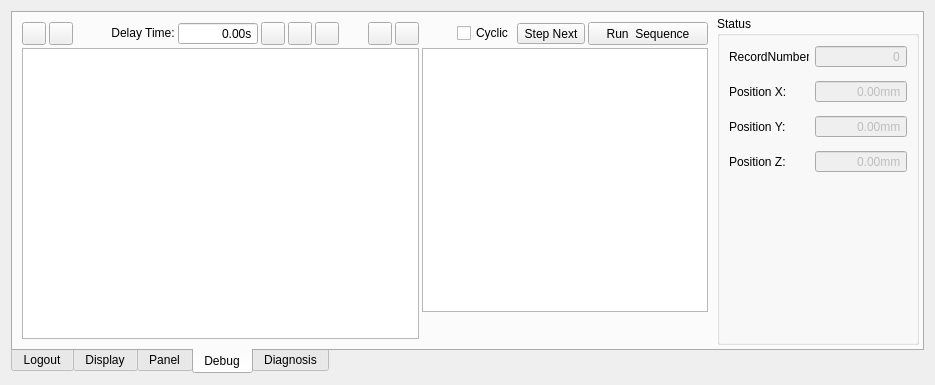
First picture: the form in source/plugin/t4/t4oppanel.ui, repository ww4u/mct-t4, before the edit.
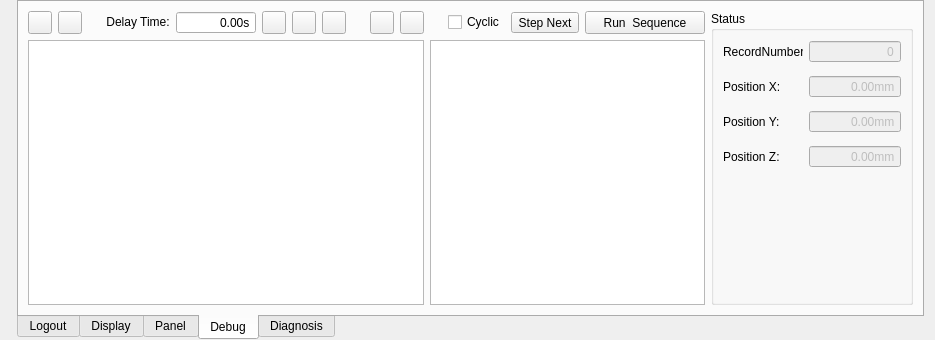
Second picture: the form after the edit. The open tabs and pages were chosen to show the change. Icons and pictures are not drawn. Custom widgets are drawn as their Qt base class.

Commit message: min window

Diff of the .ui file:
```diff
--- a/source/plugin/t4/t4oppanel.ui
+++ b/source/plugin/t4/t4oppanel.ui
@@ -7,14 +7,26 @@
     <x>0</x>
     <y>0</y>
     <width>935</width>
-    <height>385</height>
+    <height>340</height>
    </rect>
   </property>
+  <property name="minimumSize">
+   <size>
+    <width>0</width>
+    <height>340</height>
+   </size>
+  </property>
   <property name="windowTitle">
    <string>Form</string>
   </property>
-  <layout class="QHBoxLayout" name="horizontalLayout_5">
-   <item>
+  <layout class="QGridLayout" name="gridLayout_5">
+   <property name="topMargin">
+    <number>0</number>
+   </property>
+   <property name="bottomMargin">
+    <number>0</number>
+   </property>
+   <item row="0" column="0">
     <widget class="QScrollArea" name="scrollArea_2">
      <property name="frameShape">
       <enum>QFrame::NoFrame</enum>
@@ -33,14 +45,11 @@
        <rect>
         <x>0</x>
         <y>0</y>
-        <width>1057</width>
-        <height>362</height>
+        <width>1063</width>
+        <height>323</height>
        </rect>
       </property>
-      <layout class="QHBoxLayout" name="horizontalLayout">
-       <property name="spacing">
-        <number>0</number>
-       </property>
+      <layout class="QGridLayout" name="gridLayout_7">
        <property name="leftMargin">
         <number>0</number>
        </property>
@@ -56,7 +65,7 @@
        <item>
         <widget class="ControllerStatus" name="controllerStatus" native="true"/>
        </item>
-       <item>
+       <item row="0" column="1">
         <widget class="QTabWidget" name="tabWidget">
          <property name="contextMenuPolicy">
           <enum>Qt::CustomContextMenu</enum>
@@ -1243,85 +1252,7 @@
           <attribute name="title">
            <string>Debug</string>
           </attribute>
-          <layout class="QHBoxLayout" name="horizontalLayout_4">
-           <property name="spacing">
-            <number>3</number>
-           </property>
-           <property name="leftMargin">
-            <number>3</number>
-           </property>
-           <property name="topMargin">
-            <number>3</number>
-           </property>
-           <property name="rightMargin">
-            <number>3</number>
-           </property>
-           <property name="bottomMargin">
-            <number>3</number>
-           </property>
-           <item>
-            <layout class="QHBoxLayout" name="horizontalLayout_3">
-             <item>
-              <layout class="QGridLayout" name="gridLayout_5">
-               <property name="leftMargin">
-                <number>6</number>
-               </property>
-               <property name="topMargin">
-                <number>6</number>
-               </property>
-               <property name="rightMargin">
-                <number>6</number>
-               </property>
-               <property name="bottomMargin">
-                <number>6</number>
-               </property>
-               <item row="0" column="15" colspan="2">
-                <widget class="QToolButton" name="toolButton_debugRun">
-                 <property name="sizePolicy">
-                  <sizepolicy hsizetype="Minimum" vsizetype="Minimum">
-                   <horstretch>3</horstretch>
-                   <verstretch>0</verstretch>
-                  </sizepolicy>
-                 </property>
-                 <property name="minimumSize">
-                  <size>
-                   <width>120</width>
-                   <height>20</height>
-                  </size>
-                 </property>
-                 <property name="maximumSize">
-                  <size>
-                   <width>16777215</width>
-                   <height>16777215</height>
-                  </size>
-                 </property>
-                 <property name="toolTip">
-                  <string>Running</string>
-                 </property>
-                 <property name="text">
-                  <string>Run  Sequence</string>
-                 </property>
-                 <property name="iconSize">
-                  <size>
-                   <width>16</width>
-                   <height>16</height>
-                  </size>
-                 </property>
-                </widget>
-               </item>
-               <item row="0" column="8" colspan="2">
-                <spacer name="horizontalSpacer_6">
-                 <property name="orientation">
-                  <enum>Qt::Horizontal</enum>
-                 </property>
-                 <property name="sizeHint" stdset="0">
-                  <size>
-                   <width>40</width>
-                   <height>20</height>
-                  </size>
-                 </property>
-                </spacer>
-               </item>
+          <layout class="QGridLayout" name="gridLayout_9">
                <item row="0" column="0">
                 <widget class="QToolButton" name="btnImport">
                  <property name="sizePolicy">
@@ -1342,22 +1273,39 @@
                  </property>
                 </widget>
                </item>
-               <item row="0" column="13">
-                <widget class="QCheckBox" name="chkCyclic">
+           <item row="0" column="1">
+            <widget class="QToolButton" name="btnExport">
                  <property name="sizePolicy">
-                  <sizepolicy hsizetype="Fixed" vsizetype="Fixed">
+              <sizepolicy hsizetype="Preferred" vsizetype="Preferred">
                    <horstretch>1</horstretch>
                    <verstretch>0</verstretch>
                   </sizepolicy>
                  </property>
-                 <property name="layoutDirection">
-                  <enum>Qt::LeftToRight</enum>
+             <property name="toolTip">
+              <string>Export</string>
                  </property>
                  <property name="text">
-                  <string>Cyclic</string>
+              <string/>
+             </property>
+             <property name="icon">
+              <iconset resource="../../../res/res.qrc">
+               <normaloff>:/res/image/icon/219.png</normaloff>:/res/image/icon/219.png</iconset>
                  </property>
                 </widget>
                </item>
+           <item row="0" column="2">
+            <spacer name="horizontalSpacer_7">
+             <property name="orientation">
+              <enum>Qt::Horizontal</enum>
+             </property>
+             <property name="sizeHint" stdset="0">
+              <size>
+               <width>40</width>
+               <height>20</height>
+              </size>
+             </property>
+            </spacer>
+           </item>
                <item row="0" column="3">
                 <widget class="QLabel" name="label_9">
                  <property name="sizePolicy">
@@ -1374,46 +1322,6 @@
                  </property>
                 </widget>
                </item>
-               <item row="0" column="7">
-                <widget class="QToolButton" name="btnClr">
-                 <property name="sizePolicy">
-                  <sizepolicy hsizetype="Preferred" vsizetype="Preferred">
-                   <horstretch>1</horstretch>
-                   <verstretch>0</verstretch>
-                  </sizepolicy>
-                 </property>
-                 <property name="toolTip">
-                  <string>Delete all record</string>
-                 </property>
-                 <property name="text">
-                  <string/>
-                 </property>
-                 <property name="icon">
-                  <iconset resource="../../../res/res.qrc">
-                   <normaloff>:/res/image/icon/trash.png</normaloff>:/res/image/icon/trash.png</iconset>
-                 </property>
-                </widget>
-               </item>
-               <item row="0" column="10">
-                <widget class="QToolButton" name="btnUp">
-                 <property name="sizePolicy">
-                  <sizepolicy hsizetype="Preferred" vsizetype="Preferred">
-                   <horstretch>1</horstretch>
-                   <verstretch>0</verstretch>
-                  </sizepolicy>
-                 </property>
-                 <property name="toolTip">
-                  <string>Move Up</string>
-                 </property>
-                 <property name="text">
-                  <string/>
-                 </property>
-                 <property name="icon">
-                  <iconset resource="../../../res/res.qrc">
-                   <normaloff>:/res/image/icon/arrow-up.png</normaloff>:/res/image/icon/arrow-up.png</iconset>
-                 </property>
-                </widget>
-               </item>
                <item row="0" column="4">
                 <widget class="QDoubleSpinBox" name="spinDly">
                  <property name="sizePolicy">
@@ -1463,26 +1371,6 @@
                  </property>
                 </widget>
                </item>
-               <item row="0" column="11">
-                <widget class="QToolButton" name="btnDown">
-                 <property name="sizePolicy">
-                  <sizepolicy hsizetype="Preferred" vsizetype="Preferred">
-                   <horstretch>1</horstretch>
-                   <verstretch>0</verstretch>
-                  </sizepolicy>
-                 </property>
-                 <property name="toolTip">
-                  <string>Move Down</string>
-                 </property>
-                 <property name="text">
-                  <string/>
-                 </property>
-                 <property name="icon">
-                  <iconset resource="../../../res/res.qrc">
-                   <normaloff>:/res/image/icon/arrow-down.png</normaloff>:/res/image/icon/arrow-down.png</iconset>
-                 </property>
-                </widget>
-               </item>
                <item row="0" column="5">
                 <widget class="QToolButton" name="btnAdd">
                  <property name="sizePolicy">
@@ -1503,26 +1391,6 @@
                  </property>
                 </widget>
                </item>
-               <item row="0" column="1">
-                <widget class="QToolButton" name="btnExport">
-                 <property name="sizePolicy">
-                  <sizepolicy hsizetype="Preferred" vsizetype="Preferred">
-                   <horstretch>1</horstretch>
-                   <verstretch>0</verstretch>
-                  </sizepolicy>
-                 </property>
-                 <property name="toolTip">
-                  <string>Export</string>
-                 </property>
-                 <property name="text">
-                  <string/>
-                 </property>
-                 <property name="icon">
-                  <iconset resource="../../../res/res.qrc">
-                   <normaloff>:/res/image/icon/219.png</normaloff>:/res/image/icon/219.png</iconset>
-                 </property>
-                </widget>
-               </item>
                <item row="0" column="6">
                 <widget class="QToolButton" name="btnDel">
                  <property name="sizePolicy">
@@ -1543,7 +1411,80 @@
                  </property>
                 </widget>
                </item>
-               <item row="0" column="12">
+           <item row="0" column="7">
+            <widget class="QToolButton" name="btnClr">
+             <property name="sizePolicy">
+              <sizepolicy hsizetype="Preferred" vsizetype="Preferred">
+               <horstretch>1</horstretch>
+               <verstretch>0</verstretch>
+              </sizepolicy>
+             </property>
+             <property name="toolTip">
+              <string>Delete all record</string>
+             </property>
+             <property name="text">
+              <string/>
+             </property>
+             <property name="icon">
+              <iconset resource="../../../res/res.qrc">
+               <normaloff>:/res/image/icon/trash.png</normaloff>:/res/image/icon/trash.png</iconset>
+             </property>
+            </widget>
+           </item>
+           <item row="0" column="8">
+            <spacer name="horizontalSpacer_6">
+             <property name="orientation">
+              <enum>Qt::Horizontal</enum>
+             </property>
+             <property name="sizeHint" stdset="0">
+              <size>
+               <width>40</width>
+               <height>20</height>
+              </size>
+             </property>
+            </spacer>
+           </item>
+           <item row="0" column="9">
+            <widget class="QToolButton" name="btnUp">
+             <property name="sizePolicy">
+              <sizepolicy hsizetype="Preferred" vsizetype="Preferred">
+               <horstretch>1</horstretch>
+               <verstretch>0</verstretch>
+              </sizepolicy>
+             </property>
+             <property name="toolTip">
+              <string>Move Up</string>
+             </property>
+             <property name="text">
+              <string/>
+             </property>
+             <property name="icon">
+              <iconset resource="../../../res/res.qrc">
+               <normaloff>:/res/image/icon/arrow-up.png</normaloff>:/res/image/icon/arrow-up.png</iconset>
+             </property>
+            </widget>
+           </item>
+           <item row="0" column="10">
+            <widget class="QToolButton" name="btnDown">
+             <property name="sizePolicy">
+              <sizepolicy hsizetype="Preferred" vsizetype="Preferred">
+               <horstretch>1</horstretch>
+               <verstretch>0</verstretch>
+              </sizepolicy>
+             </property>
+             <property name="toolTip">
+              <string>Move Down</string>
+             </property>
+             <property name="text">
+              <string/>
+             </property>
+             <property name="icon">
+              <iconset resource="../../../res/res.qrc">
+               <normaloff>:/res/image/icon/arrow-down.png</normaloff>:/res/image/icon/arrow-down.png</iconset>
+             </property>
+            </widget>
+           </item>
+           <item row="0" column="11">
                 <spacer name="horizontalSpacer_9">
                  <property name="orientation">
                   <enum>Qt::Horizontal</enum>
@@ -1556,57 +1497,23 @@
                  </property>
                 </spacer>
                </item>
-               <item row="0" column="2">
-                <spacer name="horizontalSpacer_7">
-                 <property name="orientation">
-                  <enum>Qt::Horizontal</enum>
-                 </property>
-                 <property name="sizeHint" stdset="0">
-                  <size>
-                   <width>40</width>
-                   <height>20</height>
-                  </size>
-                 </property>
-                </spacer>
-               </item>
-               <item row="1" column="0" rowspan="10" colspan="12">
-                <widget class="KeyTableView" name="tvDebug">
-                 <property name="contextMenuPolicy">
-                  <enum>Qt::DefaultContextMenu</enum>
-                 </property>
-                 <property name="showDropIndicator" stdset="0">
-                  <bool>true</bool>
-                 </property>
-                 <property name="dragEnabled">
-                  <bool>true</bool>
-                 </property>
-                 <property name="dragDropOverwriteMode">
-                  <bool>false</bool>
-                 </property>
-                 <property name="dragDropMode">
-                  <enum>QAbstractItemView::DragDrop</enum>
-                 </property>
-                 <property name="defaultDropAction">
-                  <enum>Qt::MoveAction</enum>
-                 </property>
-                 <property name="selectionMode">
-                  <enum>QAbstractItemView::SingleSelection</enum>
-                 </property>
-                 <property name="selectionBehavior">
-                  <enum>QAbstractItemView::SelectRows</enum>
-                 </property>
-                 <attribute name="horizontalHeaderStretchLastSection">
-                  <bool>true</bool>
-                 </attribute>
-                 <attribute name="verticalHeaderVisible">
-                  <bool>false</bool>
-                 </attribute>
-                </widget>
-               </item>
-               <item row="1" column="12" colspan="5">
-                <widget class="LogoutWidget" name="listView"/>
-               </item>
-               <item row="0" column="14">
+           <item row="0" column="12">
+            <widget class="QCheckBox" name="chkCyclic">
+             <property name="sizePolicy">
+              <sizepolicy hsizetype="Fixed" vsizetype="Fixed">
+               <horstretch>1</horstretch>
+               <verstretch>0</verstretch>
+              </sizepolicy>
+             </property>
+             <property name="layoutDirection">
+              <enum>Qt::LeftToRight</enum>
+             </property>
+             <property name="text">
+              <string>Cyclic</string>
+             </property>
+            </widget>
+           </item>
+           <item row="0" column="13">
                 <widget class="QToolButton" name="btnStepNext">
                  <property name="minimumSize">
                   <size>
@@ -1619,9 +1526,41 @@
                  </property>
                 </widget>
                </item>
-              </layout>
-             </item>
-             <item>
+           <item row="0" column="14">
+            <widget class="QToolButton" name="toolButton_debugRun">
+             <property name="sizePolicy">
+              <sizepolicy hsizetype="Minimum" vsizetype="Minimum">
+               <horstretch>3</horstretch>
+               <verstretch>0</verstretch>
+              </sizepolicy>
+             </property>
+             <property name="minimumSize">
+              <size>
+               <width>120</width>
+               <height>20</height>
+              </size>
+             </property>
+             <property name="maximumSize">
+              <size>
+               <width>16777215</width>
+               <height>16777215</height>
+              </size>
+             </property>
+             <property name="toolTip">
+              <string>Running</string>
+             </property>
+             <property name="text">
+              <string>Run  Sequence</string>
+             </property>
+             <property name="iconSize">
+              <size>
+               <width>16</width>
+               <height>16</height>
+              </size>
+             </property>
+            </widget>
+           </item>
+           <item row="0" column="15" rowspan="2">
               <widget class="QGroupBox" name="groupBox_4">
                <property name="title">
                 <string>Status</string>
@@ -1840,7 +1779,42 @@
                </layout>
               </widget>
              </item>
-            </layout>
+           <item row="1" column="0" colspan="11">
+            <widget class="KeyTableView" name="tvDebug">
+             <property name="contextMenuPolicy">
+              <enum>Qt::DefaultContextMenu</enum>
+             </property>
+             <property name="showDropIndicator" stdset="0">
+              <bool>true</bool>
+             </property>
+             <property name="dragEnabled">
+              <bool>true</bool>
+             </property>
+             <property name="dragDropOverwriteMode">
+              <bool>false</bool>
+             </property>
+             <property name="dragDropMode">
+              <enum>QAbstractItemView::DragDrop</enum>
+             </property>
+             <property name="defaultDropAction">
+              <enum>Qt::MoveAction</enum>
+             </property>
+             <property name="selectionMode">
+              <enum>QAbstractItemView::SingleSelection</enum>
+             </property>
+             <property name="selectionBehavior">
+              <enum>QAbstractItemView::SelectRows</enum>
+             </property>
+             <attribute name="horizontalHeaderStretchLastSection">
+              <bool>true</bool>
+             </attribute>
+             <attribute name="verticalHeaderVisible">
+              <bool>false</bool>
+             </attribute>
+            </widget>
+           </item>
+           <item row="1" column="11" colspan="4">
+            <widget class="LogoutWidget" name="listView"/>
            </item>
           </layout>
          </widget>
```
Left out of the diff: 42 changed lines with no effect on the pictures. Lines whose indentation alone changed are shown as unchanged. The commit also changes 3 other files.
